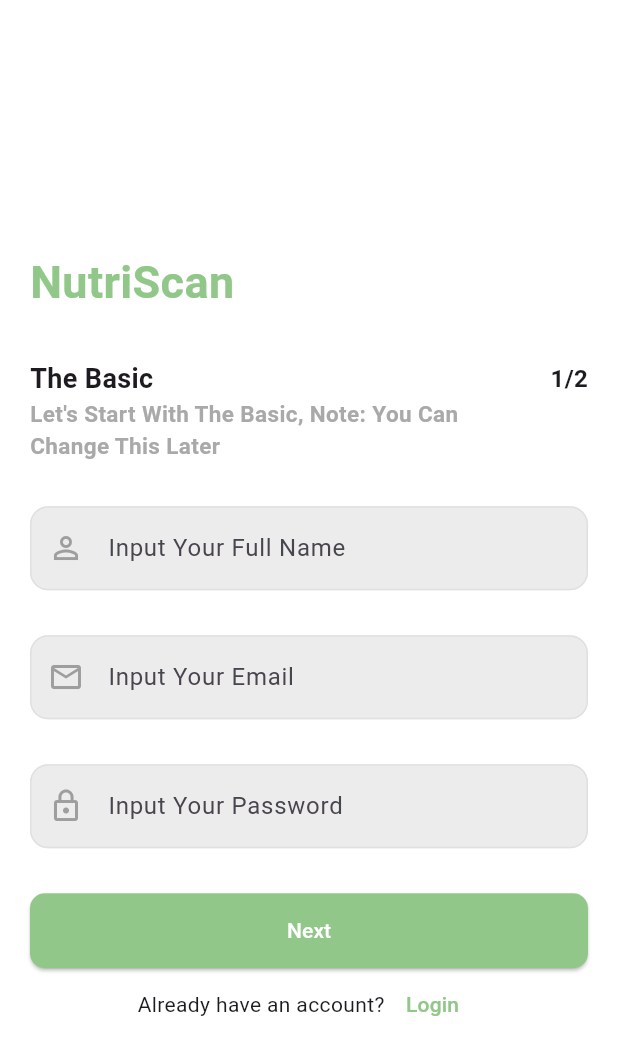
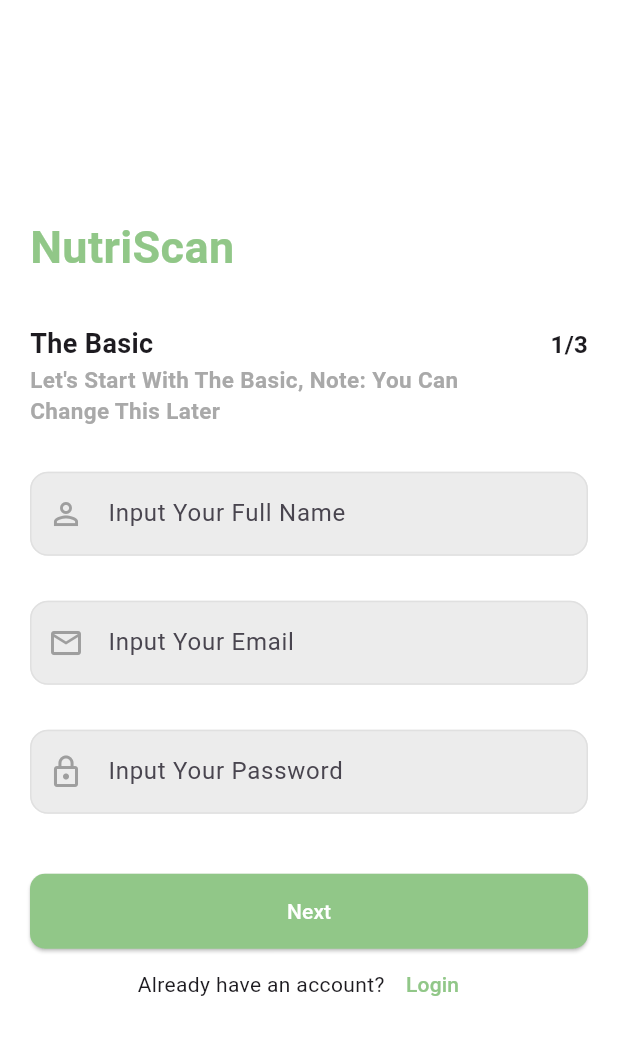
Before and after one commit to Zain0205/nutriscan-fe-flutter, a Flutter app: the RegisterScreen screen opened by its route, on a phone screen of 412 x 824 dp. Shown: the top 1055 px of the screen. Run offline on Flutter 3.47's test engine with Material 3 defaults, Android fonts, the phone set to English and light mode, and no system bars; our stand-ins replace go_router, google_fonts, smooth_page_indicator; Roboto replaces fonts that are missing (Signika).

Commit message:
Update register_screen.dart

```diff
--- a/lib/screens/auth/register/register_screen.dart
+++ b/lib/screens/auth/register/register_screen.dart
@@ -2,6 +2,8 @@
 import 'package:go_router/go_router.dart';
 
 import 'package:nutriscan_fe_flutter/screens/auth/register/basic_registration_step.dart';
+import 'package:nutriscan_fe_flutter/screens/auth/register/details_field.dart';
+import 'package:nutriscan_fe_flutter/screens/auth/register/verification_register.dart';
 import 'package:nutriscan_fe_flutter/utils/app_colors.dart';
 
 class RegisterScreen extends StatefulWidget {
@@ -12,14 +14,29 @@
 }
 
 class _RegisterScreenState extends State<RegisterScreen> {
+  int _currentStep = 1;
+  final _totalSteps = 3;
+
+  void nextStep() {
+    if (_currentStep < _totalSteps) {
+      setState(() {
+        _currentStep++;
+      });
+    }
+  }
+
+  void previousStep() {
+    if (_currentStep > 1) {
+      setState(() {
+        _currentStep--;
+      });
+    }
+  }
+
   @override
   Widget build(BuildContext context) {
     return Scaffold(
       resizeToAvoidBottomInset: true,
-      appBar: AppBar(
-        backgroundColor: Colors.transparent,
-        elevation: 0,
-      ),
       body: SafeArea(
         child: LayoutBuilder(
           builder: (context, constraints) {
@@ -33,6 +50,9 @@
                     mainAxisAlignment: MainAxisAlignment.center,
                     crossAxisAlignment: CrossAxisAlignment.start,
                     children: [
+                      const SizedBox(
+                        height: 10,
+                      ),
                       const Padding(
                         padding: EdgeInsets.symmetric(horizontal: 20),
                         child: Text(
@@ -45,21 +65,25 @@
                         ),
                       ),
                       const SizedBox(height: 30),
-                      const Padding(
-                        padding: EdgeInsets.symmetric(horizontal: 20),
+                      Padding(
+                        padding: const EdgeInsets.symmetric(horizontal: 20),
                         child: Row(
                           children: [
                             Text(
-                              "The Basic",
-                              style: TextStyle(
+                              _currentStep == 1
+                                  ? "The Basic"
+                                  : _currentStep == 2
+                                      ? "Details"
+                                      : "Verification",
+                              style: const TextStyle(
                                 fontSize: 18,
                                 fontWeight: FontWeight.w700,
                               ),
                             ),
-                            Spacer(),
+                            const Spacer(),
                             Text(
-                              "1/2",
-                              style: TextStyle(
+                              '$_currentStep/$_totalSteps',
+                              style: const TextStyle(
                                 fontWeight: FontWeight.w600,
                                 fontSize: 16,
                               ),
@@ -67,19 +91,56 @@
                           ],
                         ),
                       ),
-                      const BasicRegistrationStep(),
-                      const SizedBox(height: 30),
+                      _currentStep == 1
+                          ? const BasicRegistrationStep()
+                          : _currentStep == 2
+                              ? const DetailsField()
+                              : const VerificationRegister(),
+                      const SizedBox(height: 40),
                       Padding(
                         padding: const EdgeInsets.symmetric(horizontal: 20),
                         child: Column(
                           children: [
-                            ElevatedButton(
-                              onPressed: () {},
-                              style: ElevatedButton.styleFrom(
-                                minimumSize: const Size(double.infinity, 50),
-                              ),
-                              child: const Text('Next'),
-                            ),
+                            _currentStep == 1
+                                ? ElevatedButton(
+                                    onPressed: nextStep,
+                                    style: ElevatedButton.styleFrom(
+                                      minimumSize: const Size(
+                                        double.infinity,
+                                        50,
+                                      ),
+                                    ),
+                                    child: const Text('Next'),
+                                  )
+                                : Row(
+                                    children: [
+                                      Expanded(
+                                        child: ElevatedButton(
+                                          onPressed: previousStep,
+                                          style: ElevatedButton.styleFrom(
+                                            minimumSize: const Size(
+                                              double.infinity,
+                                              50,
+                                            ),
+                                          ),
+                                          child: const Text('Previous'),
+                                        ),
+                                      ),
+                                      const SizedBox(width: 10),
+                                      Expanded(
+                                        child: ElevatedButton(
+                                          onPressed: nextStep,
+                                          style: ElevatedButton.styleFrom(
+                                            minimumSize: const Size(
+                                              double.infinity,
+                                              50,
+                                            ),
+                                          ),
+                                          child: const Text('Next'),
+                                        ),
+                                      ),
+                                    ],
+                                  ),
                             Row(
                               mainAxisAlignment: MainAxisAlignment.center,
                               children: [
@@ -100,7 +161,7 @@
                           ],
                         ),
                       ),
-                      const SizedBox(height: 20),
+                      const SizedBox(height: 10),
                     ],
                   ),
                 ),
```
